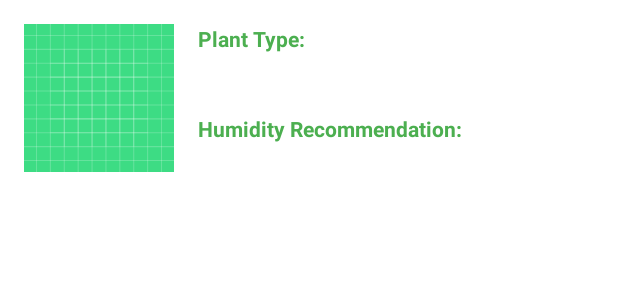
After one commit to idoFassberg/GreenGuardian, an Android app: the layout plant_list_item.xml on its own in the app's theme, with its tools: preview values and no code run, on a phone screen of 412 x 824 dp. The commit adds this screen. Shown: the top 300 px of the screen. Run offline under Robolectric (Android 15) with nearby library versions, the phone set to English and light mode, and no system bars.

Commit message:
plant storage list

```diff
--- a/AndroidStudioProjects/app/src/main/AndroidManifest.xml
+++ b/AndroidStudioProjects/app/src/main/AndroidManifest.xml
@@ -1,6 +1,6 @@
 <?xml version="1.0" encoding="utf-8"?>
 <manifest xmlns:android="http://schemas.android.com/apk/res/android"
-    xmlns:tools="http://schemas.android.com/tools">
+    xmlns:tools="http://schemas.android.com/tools" >
 
     <uses-permission android:name="android.permission.INTERNET" />
     <uses-permission android:name="android.permission.READ_EXTERNAL_STORAGE" />
@@ -13,7 +13,7 @@
         android:label="@string/app_name"
         android:supportsRtl="true"
         android:theme="@style/Theme.GreenGuardianApplication"
-        tools:targetApi="31">
+        tools:targetApi="31" >
         <activity
             android:name=".ProfileActivity"
             android:exported="true" />
--- /dev/null
+++ b/AndroidStudioProjects/app/src/main/res/layout/plant_list_item.xml
@@ -0,0 +1,60 @@
+<LinearLayout xmlns:android="http://schemas.android.com/apk/res/android"
+    android:orientation="horizontal"
+    android:layout_width="match_parent"
+    android:layout_height="wrap_content"
+    android:padding="16dp">
+
+    <ImageView
+        android:id="@+id/plant_image"
+        android:layout_width="100dp"
+        android:layout_height="match_parent"
+        android:contentDescription="@string/plant_image_description"
+        android:scaleType="centerCrop"
+        android:src="@drawable/ic_launcher_background"/>
+
+    <LinearLayout
+        android:layout_width="0dp"
+        android:layout_height="wrap_content"
+        android:layout_weight="1"
+        android:layout_marginStart="16dp"
+        android:orientation="vertical">
+
+        <TextView
+            android:id="@+id/plant_type_title"
+            android:layout_width="wrap_content"
+            android:layout_height="wrap_content"
+            android:text="Plant Type:"
+            android:textSize="14sp"
+            android:textStyle="bold"
+            android:textColor="#4CAF50"/>
+
+        <TextView
+            android:id="@+id/plant_type"
+            android:layout_width="wrap_content"
+            android:layout_height="wrap_content"
+            android:textSize="18sp"
+            android:textStyle="bold"
+            android:textColor="@android:color/black"
+            android:maxLines="1"
+            android:ellipsize="end"/>
+
+        <TextView
+            android:id="@+id/plant_humidity_title"
+            android:layout_width="wrap_content"
+            android:layout_height="wrap_content"
+            android:text="Humidity Recommendation:"
+            android:textSize="14sp"
+            android:textStyle="bold"
+            android:textColor="#4CAF50"
+            android:layout_marginTop="16dp"/>
+
+        <TextView
+            android:id="@+id/plant_humidity"
+            android:layout_width="wrap_content"
+            android:layout_height="wrap_content"
+            android:textSize="14sp"
+            android:textColor="@android:color/black"/>
+
+    </LinearLayout>
+
+</LinearLayout>
--- a/AndroidStudioProjects/app/src/main/res/values/strings.xml
+++ b/AndroidStudioProjects/app/src/main/res/values/strings.xml
@@ -10,7 +10,9 @@
     <string name="second_fragment_label">Second Fragment</string>
     <string name="next">Next</string>
     <string name="previous">Previous</string>
+    <string name="plant_image_description">Image</string>
 
-    <string name="hello_first_fragment">Hello first fragment</string>
-    <string name="hello_second_fragment">Hello second fragment. Arg: %1$s</string>
+    <item name="form_textFieldType1" type="id" />
+    <item name="form_imageViewPictureUrl1" type="id" />
+    <item name="form_textFieldRecommendedHumidity1" type="id" />
 </resources>
```
Also changed, not shown: AndroidStudioProjects/app/src/main/java/com/mta/greenguardianapplication/PlantListActivity.java (added, +70 -0 lines), AndroidStudioProjects/app/src/main/java/com/mta/greenguardianapplication/adapter/PlantAdapter.java (added, +58 -0 lines), AndroidStudioProjects/app/src/main/java/com/mta/greenguardianapplication/model/Plant.java (added, +58 -0 lines), AndroidStudioProjects/app/src/main/res/drawable/divider.xml (added, +7 -0 lines), AndroidStudioProjects/app/src/main/res/layout/activity_plant_list.xml (added, +26 -0 lines).
